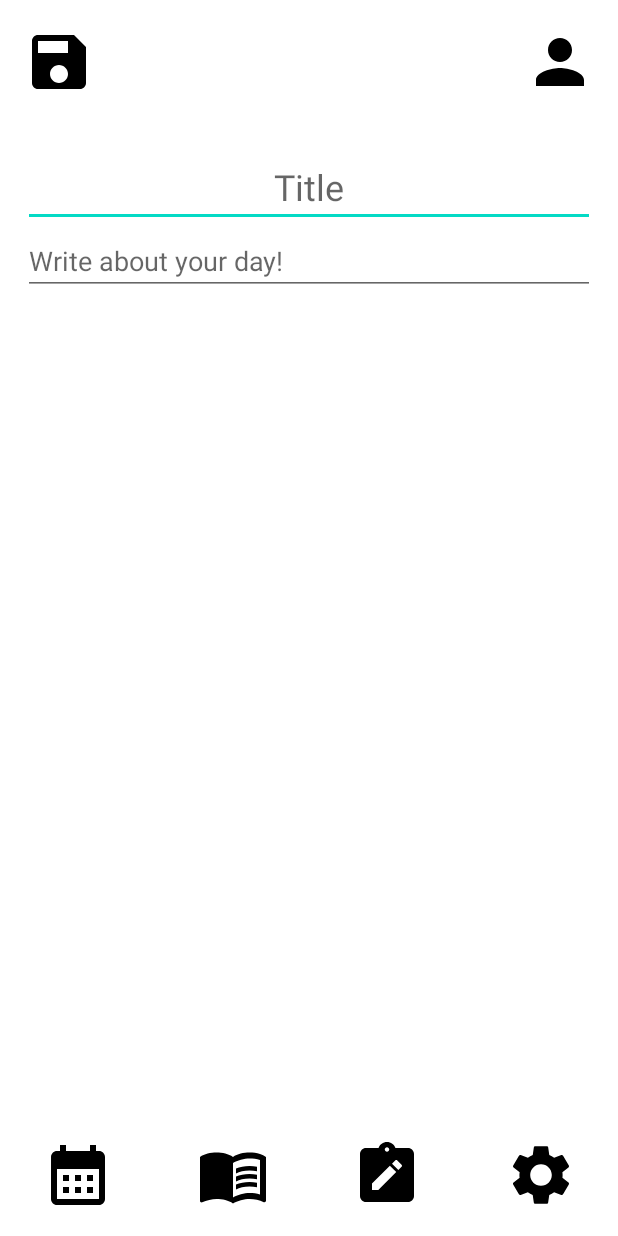
After one commit to joshcrispo/DiaryApp, an Android app: the layout activity_write_entry.xml on its own in the app's theme, with its tools: preview values and no code run, on a phone screen of 412 x 824 dp. The commit adds this screen. Run offline under Robolectric (Android 15) with nearby library versions, the phone set to English and light mode, and no system bars.

Commit message:
added edit text

```diff
--- a/app/src/main/AndroidManifest.xml
+++ b/app/src/main/AndroidManifest.xml
@@ -12,6 +12,13 @@
         android:supportsRtl="true"
         android:theme="@style/Theme.DiaryApp"
         tools:targetApi="31">
+        <activity
+            android:name=".WriteEntry"
+            android:exported="false">
+            <meta-data
+                android:name="android.app.lib_name"
+                android:value="" />
+        </activity>
         <activity
             android:name=".Menu"
             android:exported="false">
--- a/app/src/main/java/com/example/diaryapp/MainActivity.java
+++ b/app/src/main/java/com/example/diaryapp/MainActivity.java
@@ -50,7 +50,8 @@ public class MainActivity extends AppCompatActivity {
             Cursor cursor = dbManager.getUser(email, pass);
 
             if (cursor.moveToFirst()) {
-                startActivity(new Intent(MainActivity.this, Menu.class));            }
+                startActivity(new Intent(MainActivity.this, Menu.class));
+            }
             else{
                 Toast.makeText(MainActivity.this, "Wrong login details", Toast.LENGTH_LONG).show();
             }
--- a/app/src/main/java/com/example/diaryapp/Menu.java
+++ b/app/src/main/java/com/example/diaryapp/Menu.java
@@ -2,6 +2,7 @@ package com.example.diaryapp;
 
 import androidx.appcompat.app.AppCompatActivity;
 
+import android.content.Intent;
 import android.os.Bundle;
 import android.view.View;
 import android.widget.ImageButton;
@@ -31,7 +32,7 @@ public class Menu extends AppCompatActivity {
         // Event handlers for buttons
         calendar.setOnClickListener(view -> Toast.makeText(Menu.this, "Clicked calendar", Toast.LENGTH_LONG).show());
         entryOverview.setOnClickListener(view -> Toast.makeText(Menu.this, "Clicked entry overview", Toast.LENGTH_LONG).show());
-        writeEntry.setOnClickListener(view -> Toast.makeText(Menu.this, "Clicked write entry", Toast.LENGTH_LONG).show());
+        writeEntry.setOnClickListener(view -> startActivity(new Intent(Menu.this, WriteEntry.class)));
         settings.setOnClickListener(view -> Toast.makeText(Menu.this, "Clicked settings", Toast.LENGTH_LONG).show());
         user.setOnClickListener(view -> Toast.makeText(Menu.this, "Clicked user", Toast.LENGTH_LONG).show());
         search.setOnClickListener(view -> Toast.makeText(Menu.this, "Clicked search", Toast.LENGTH_LONG).show());
--- /dev/null
+++ b/app/src/main/java/com/example/diaryapp/WriteEntry.java
@@ -0,0 +1,29 @@
+package com.example.diaryapp;
+
+import androidx.appcompat.app.AppCompatActivity;
+
+import android.annotation.SuppressLint;
+import android.os.Bundle;
+import android.text.format.DateFormat;
+import android.widget.TextView;
+
+import java.time.LocalDate;
+import java.util.Date;
+
+public class WriteEntry extends AppCompatActivity {
+
+    TextView date;
+    Date d = new Date();
+    CharSequence s  = DateFormat.format("MMMM d, yyyy ", d.getTime());
+    String day = LocalDate.now().getDayOfWeek().name();
+
+    @SuppressLint("SetTextI18n")
+    @Override
+    protected void onCreate(Bundle savedInstanceState) {
+        super.onCreate(savedInstanceState);
+        setContentView(R.layout.activity_write_entry);
+
+        date = (TextView) this.findViewById(R.id.entryDate);
+        date.setText(day + " - " +s);
+    }
+}
--- /dev/null
+++ b/app/src/main/res/drawable/ic_baseline_mood_24.xml
@@ -0,0 +1,5 @@
+<vector android:height="48dp" android:tint="#000000"
+    android:viewportHeight="24" android:viewportWidth="24"
+    android:width="48dp" xmlns:android="http://schemas.android.com/apk/res/android">
+    <path android:fillColor="@android:color/white" android:pathData="M11.99,2C6.47,2 2,6.48 2,12s4.47,10 9.99,10C17.52,22 22,17.52 22,12S17.52,2 11.99,2zM12,20c-4.42,0 -8,-3.58 -8,-8s3.58,-8 8,-8 8,3.58 8,8 -3.58,8 -8,8zM15.5,11c0.83,0 1.5,-0.67 1.5,-1.5S16.33,8 15.5,8 14,8.67 14,9.5s0.67,1.5 1.5,1.5zM8.5,11c0.83,0 1.5,-0.67 1.5,-1.5S9.33,8 8.5,8 7,8.67 7,9.5 7.67,11 8.5,11zM12,17.5c2.33,0 4.31,-1.46 5.11,-3.5L6.89,14c0.8,2.04 2.78,3.5 5.11,3.5z"/>
+</vector>
--- /dev/null
+++ b/app/src/main/res/drawable/ic_baseline_save_24.xml
@@ -0,0 +1,5 @@
+<vector android:height="48dp" android:tint="#000000"
+    android:viewportHeight="24" android:viewportWidth="24"
+    android:width="48dp" xmlns:android="http://schemas.android.com/apk/res/android">
+    <path android:fillColor="@android:color/white" android:pathData="M17,3L5,3c-1.11,0 -2,0.9 -2,2v14c0,1.1 0.89,2 2,2h14c1.1,0 2,-0.9 2,-2L21,7l-4,-4zM12,19c-1.66,0 -3,-1.34 -3,-3s1.34,-3 3,-3 3,1.34 3,3 -1.34,3 -3,3zM15,9L5,9L5,5h10v4z"/>
+</vector>
--- /dev/null
+++ b/app/src/main/res/layout/activity_write_entry.xml
@@ -0,0 +1,132 @@
+<?xml version="1.0" encoding="utf-8"?>
+<LinearLayout
+    xmlns:android="http://schemas.android.com/apk/res/android"
+    xmlns:app="http://schemas.android.com/apk/res-auto"
+    xmlns:tools="http://schemas.android.com/tools"
+    android:layout_width="match_parent"
+    android:layout_height="match_parent"
+    android:orientation="vertical">
+
+    <LinearLayout
+        android:layout_width="fill_parent"
+        android:layout_height="fill_parent"
+        android:orientation="horizontal"
+        android:layout_weight="9"
+        android:layout_marginLeft="15dp"
+        android:layout_marginRight="15dp">
+
+
+        <ImageButton
+            android:layout_width="fill_parent"
+            android:layout_height="fill_parent"
+            android:src="@drawable/ic_baseline_save_24"
+            android:background="@null"
+            android:layout_weight="7"></ImageButton>
+
+        <TextView
+            android:layout_width="fill_parent"
+            android:layout_height="fill_parent"
+            android:id="@+id/entryDate"
+            android:gravity="center"
+            android:textSize="18sp"
+            android:textStyle="bold"
+            android:layout_weight="2"
+            />
+
+        <ImageButton
+            android:layout_width="fill_parent"
+            android:layout_height="fill_parent"
+            android:src="@drawable/ic_baseline_person_24"
+            android:background="@null"
+            android:layout_weight="7"
+            android:id="@+id/user_button"></ImageButton>
+
+    </LinearLayout>
+    <LinearLayout
+        android:layout_width="fill_parent"
+        android:layout_height="fill_parent"
+        android:orientation="vertical"
+        android:layout_weight="2"
+        android:layout_marginTop="15dp"
+        android:layout_marginLeft="15dp"
+        android:layout_marginRight="15dp">
+
+        <LinearLayout
+            android:layout_width="match_parent"
+            android:layout_height="wrap_content"
+            android:orientation="horizontal">
+
+            <EditText
+                android:layout_width="fill_parent"
+                android:layout_height="fill_parent"
+                android:hint="@string/entryTitle"
+                android:textAlignment="center"
+                android:textSize="24sp"
+                android:layout_weight="2" />
+
+
+        </LinearLayout>
+
+        <LinearLayout
+            android:layout_width="match_parent"
+            android:layout_height="wrap_content"
+            android:layout_weight="2">
+            <EditText
+                android:hint="Write about your day!"
+                android:inputType="textMultiLine"
+                android:gravity="top|left"
+                android:lines="20"
+                android:minLines="1"
+                android:maxLines="40"
+                android:layout_width="match_parent"
+                android:layout_height="wrap_content"
+                android:textSize="18sp"
+                android:layout_weight="2"
+                android:scrollHorizontally="false"
+                android:scrollbars="vertical"/>
+        </LinearLayout>
+
+    </LinearLayout>
+
+
+    <LinearLayout
+        android:layout_width="fill_parent"
+        android:layout_height="fill_parent"
+        android:orientation="horizontal"
+        android:layout_weight="9">
+
+        <ImageButton
+            android:layout_width="fill_parent"
+            android:layout_height="fill_parent"
+            android:src="@drawable/ic_baseline_calendar_month_24"
+            android:background="@null"
+            android:layout_weight="1"
+            android:id="@+id/calendar"
+            ></ImageButton>
+        <ImageButton
+            android:layout_width="fill_parent"
+            android:layout_height="fill_parent"
+            android:src="@drawable/ic_baseline_menu_book_24"
+            android:background="@null"
+            android:layout_weight="1"
+            android:id="@+id/entryOverview"
+            ></ImageButton>
+        <ImageButton
+            android:layout_width="fill_parent"
+            android:layout_height="fill_parent"
+            android:src="@drawable/ic_baseline_note_alt_24"
+            android:background="@null"
+            android:layout_weight="1"
+            android:id="@+id/writeEntry"
+            ></ImageButton>
+        <ImageButton
+            android:layout_width="fill_parent"
+            android:layout_height="fill_parent"
+            android:src="@drawable/ic_baseline_settings_24"
+            android:background="@null"
+            android:layout_weight="1"
+            android:id="@+id/settings"
+            ></ImageButton>
+
+    </LinearLayout>
+</LinearLayout>
--- a/app/src/main/res/values/strings.xml
+++ b/app/src/main/res/values/strings.xml
@@ -5,4 +5,5 @@
     <string name="pass">Password:</string>
     <string name="entryHeader">Entries</string>
     <string name="search">Search</string>
+    <string name="entryTitle">Title</string>
 </resources>
```
Also changed, not shown: 48 other files.
